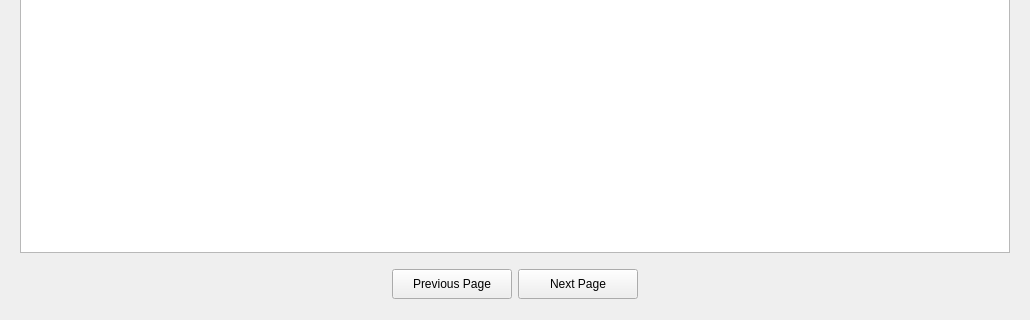
Above: ui_files/reservation_page.ui from xbryan25/hotel-management-system before the change; both pictures show x 0 to 1030 and y 430 to 750 of the 1030 by 750 pixel window. Below: the same form after it.
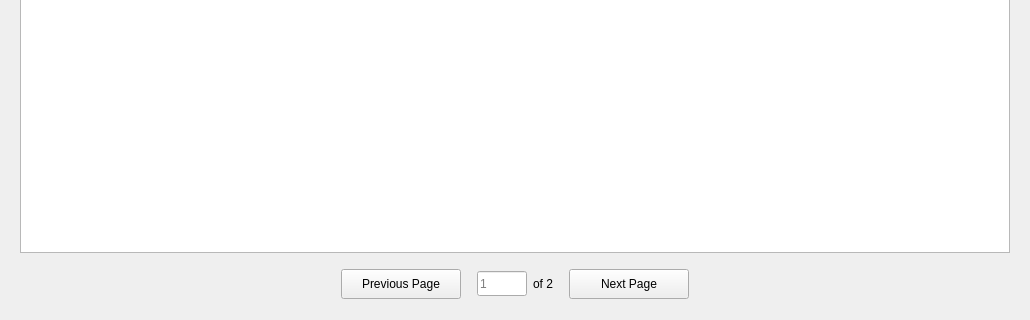
That is the form after the change.

Commit message: feat(reservation_page): add page_number_lineedit and dynamic total_pages label

What changed in the file:
```diff
--- a/ui_files/reservation_page.ui
+++ b/ui_files/reservation_page.ui
@@ -113,8 +113,8 @@
       <enum>QFrame::Raised</enum>
      </property>
      <layout class="QGridLayout" name="gridLayout_5">
-      <item row="0" column="0">
-       <spacer name="hs_4">
+      <item row="0" column="4">
+       <spacer name="hs_5">
         <property name="orientation">
          <enum>Qt::Horizontal</enum>
         </property>
@@ -126,22 +126,6 @@
         </property>
        </spacer>
       </item>
-      <item row="0" column="2">
-       <widget class="QPushButton" name="next_page_button">
-        <property name="minimumSize">
-         <size>
-          <width>120</width>
-          <height>30</height>
-         </size>
-        </property>
-        <property name="cursor">
-         <cursorShape>PointingHandCursor</cursorShape>
-        </property>
-        <property name="text">
-         <string>Next Page</string>
-        </property>
-       </widget>
-      </item>
       <item row="0" column="1">
        <widget class="QPushButton" name="previous_page_button">
         <property name="minimumSize">
@@ -159,7 +143,23 @@
        </widget>
       </item>
       <item row="0" column="3">
-       <spacer name="hs_5">
+       <widget class="QPushButton" name="next_page_button">
+        <property name="minimumSize">
+         <size>
+          <width>120</width>
+          <height>30</height>
+         </size>
+        </property>
+        <property name="cursor">
+         <cursorShape>PointingHandCursor</cursorShape>
+        </property>
+        <property name="text">
+         <string>Next Page</string>
+        </property>
+       </widget>
+      </item>
+      <item row="0" column="0">
+       <spacer name="hs_4">
         <property name="orientation">
          <enum>Qt::Horizontal</enum>
         </property>
@@ -171,6 +171,71 @@
         </property>
        </spacer>
       </item>
+      <item row="0" column="2">
+       <widget class="QFrame" name="page_number_frame">
+        <property name="frameShape">
+         <enum>QFrame::NoFrame</enum>
+        </property>
+        <property name="frameShadow">
+         <enum>QFrame::Raised</enum>
+        </property>
+        <layout class="QGridLayout" name="gridLayout_6">
+         <property name="leftMargin">
+          <number>10</number>
+         </property>
+         <property name="topMargin">
+          <number>0</number>
+         </property>
+         <property name="rightMargin">
+          <number>10</number>
+         </property>
+         <property name="bottomMargin">
+          <number>0</number>
+         </property>
+         <item row="0" column="0">
+          <widget class="QLineEdit" name="page_number_lineedit">
+           <property name="sizePolicy">
+            <sizepolicy hsizetype="Preferred" vsizetype="Fixed">
+             <horstretch>0</horstretch>
+             <verstretch>0</verstretch>
+            </sizepolicy>
+           </property>
+           <property name="minimumSize">
+            <size>
+             <width>50</width>
+             <height>25</height>
+            </size>
+           </property>
+           <property name="maximumSize">
+            <size>
+             <width>50</width>
+             <height>16777215</height>
+            </size>
+           </property>
+           <property name="text">
+            <string/>
+           </property>
+           <property name="placeholderText">
+            <string>1</string>
+           </property>
+          </widget>
+         </item>
+         <item row="0" column="1">
+          <widget class="QLabel" name="of_page_number_label">
+           <property name="minimumSize">
+            <size>
+             <width>20</width>
+             <height>0</height>
+            </size>
+           </property>
+           <property name="text">
+            <string>of 2</string>
+           </property>
+          </widget>
+         </item>
+        </layout>
+       </widget>
+      </item>
      </layout>
     </widget>
    </item>
```
The commit also changes 4 other files.
